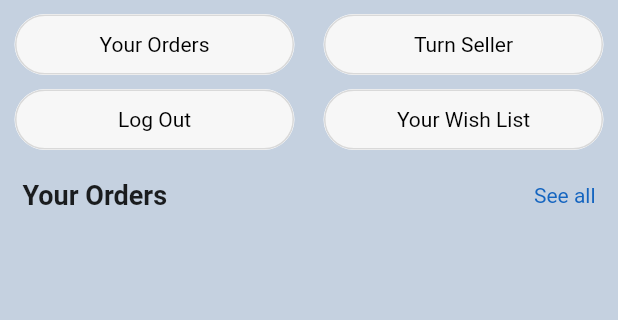
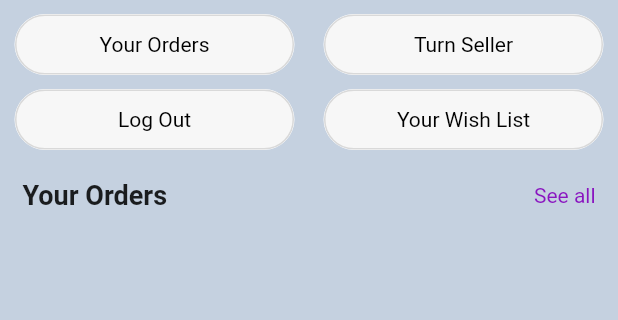
Before and after one commit to dunkerbunker/Ecom-flutter, a Flutter app: the AccountScreen screen opened directly, on a phone screen of 412 x 824 dp, the part 140-460 px from its top. Run offline on Flutter 3.47's test engine with Material 2 defaults, Android fonts, the phone set to English and light mode, and no system bars; our stand-ins replace badges, carousel_slider, charts_flutter, dotted_border, file_picker, flutter_rating_bar and 1 more; missing offline and left inert: cloudinary_public, pay; accounts and stored records are empty; network calls fail.

Commit message:
almost done m8

```diff
--- a/lib/constants/global_variables.dart
+++ b/lib/constants/global_variables.dart
@@ -18,16 +18,16 @@ class GlobalVariables {
   static const authBackgroundColor = Color.fromARGB(255, 255, 254, 254);
   static const starColor = Color.fromARGB(255, 238, 142, 146);
   static const Color greyBackgroundCOlor = Color(0xffebecee);
-  static var selectedNavBarColor = Colors.blue[800]!;
+  static var selectedNavBarColor = const Color.fromARGB(255, 138, 21, 192);
   static const unselectedNavBarColor = Colors.black87;
 
   // STATIC IMAGES
   static const List<String> carouselImages = [
-    'https://images-eu.ssl-images-amazon.com/images/G/31/img21/Wireless/WLA/TS/D37847648_Accessories_savingdays_Jan22_Cat_PC_1500.jpg',
-    'https://images-eu.ssl-images-amazon.com/images/G/31/img2021/Vday/bwl/English.jpg',
-    'https://images-eu.ssl-images-amazon.com/images/G/31/img22/Wireless/AdvantagePrime/BAU/14thJan/D37196025_IN_WL_AdvantageJustforPrime_Jan_Mob_ingress-banner_1242x450.jpg',
     'https://images-na.ssl-images-amazon.com/images/G/31/Symbol/2020/00NEW/1242_450Banners/PL31_copy._CB432483346_.jpg',
-    'https://images-na.ssl-images-amazon.com/images/G/31/img21/shoes/September/SSW/pc-header._CB641971330_.jpg',
+    'https://img.freepik.com/free-psd/fashion-sale-social-media-facebook-cover-template_233825-84.jpg?w=1380',
+    'https://img.freepik.com/free-psd/digital-marketing-corporate-social-media-facebook-cover-template_233825-114.jpg?w=1380',
+    'https://img.freepik.com/free-psd/fashion-sale-social-media-facebook-cover-template_233825-92.jpg?w=1380',
+    'https://img.freepik.com/free-psd/home-sale-real-estate-social-media-facebook-cover-template_233825-218.jpg?w=1380',
   ];
 
   static const List<Map<String, String>> categoryImages = [
--- a/lib/features/admin/screens/admin_screen.dart
+++ b/lib/features/admin/screens/admin_screen.dart
@@ -46,7 +46,7 @@ class _AdminScreenState extends State<AdminScreen> {
               Container(
                 alignment: Alignment.topLeft,
                 child: Image.asset(
-                  'assets/images/amazon_in.png',
+                  'assets/images/logo.png',
                   width: 120,
                   height: 45,
                   color: Colors.black,
--- a/lib/features/home/screens/home_screen.dart
+++ b/lib/features/home/screens/home_screen.dart
@@ -112,7 +112,7 @@ class _HomeScreenState extends State<HomeScreen> {
               ),
               CarouselImage(),
               SizedBox(
-                height: 10,
+                height: 20,
               ),
               DealOfDay(),
             ],
```
Also changed, not shown: lib/features/admin/screens/posts_screen.dart (+9 -2 lines), lib/features/home/widgets/deal_of_day.dart (+36 -12 lines).
